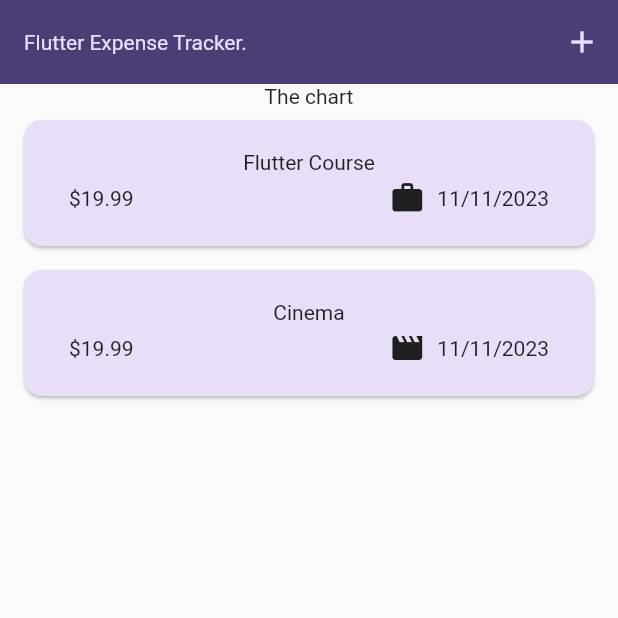
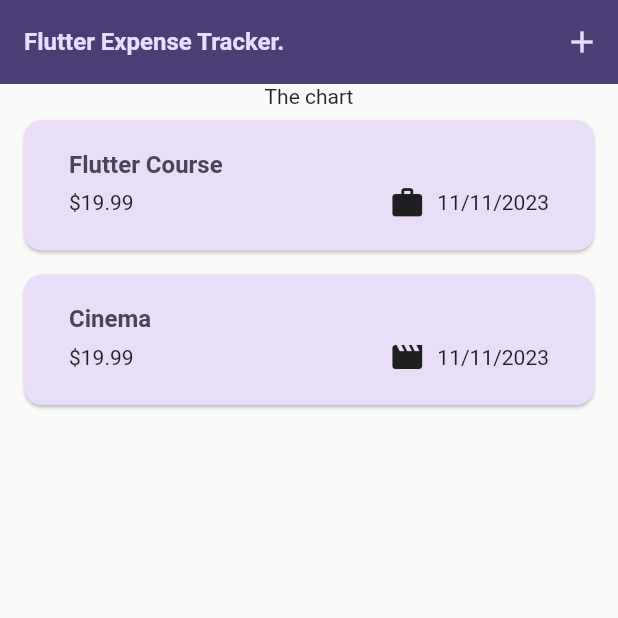
Before and after one commit to pranavshirali/Expense_Tracker-App, a Flutter app: the screen it shows after launch, on a phone screen of 412 x 824 dp, the top half of it. Run offline on Flutter 3.47's test engine with Material 2 defaults, Android fonts, the phone set to English and light mode, and no system bars.

```diff
--- a/lib/main.dart
+++ b/lib/main.dart
@@ -29,9 +29,9 @@ void main() {
         ),
         textTheme: ThemeData().textTheme.copyWith(
               titleLarge: TextStyle(
-                fontWeight: FontWeight.normal,
+                fontWeight: FontWeight.bold,
                 color: kColorScheme.onSecondaryContainer,
-                fontSize: 14,
+                fontSize: 16,
               ),
             ),
       ),
--- a/lib/widgets/expenses_item.dart
+++ b/lib/widgets/expenses_item.dart
@@ -14,8 +14,12 @@ class ExpensesItem extends StatelessWidget {
           vertical: 20,
         ),
         child: Column(
+          crossAxisAlignment: CrossAxisAlignment.start,
           children: [
-            Text(expense.title),
+            Text(
+              expense.title,
+              style: Theme.of(context).textTheme.titleLarge,
+            ),
             const SizedBox(height: 4),
             Row(
               children: [
--- a/lib/widgets/expenses_list.dart
+++ b/lib/widgets/expenses_list.dart
@@ -3,23 +3,43 @@ import 'package:expense_tracker/widgets/expenses_item.dart';
 import 'package:flutter/material.dart';
 
 class ExpensesList extends StatelessWidget {
-  const ExpensesList({super.key,
-  required this.expenses,
-  required this.onRemoveExpense,
+  const ExpensesList({
+    super.key,
+    required this.expenses,
+    required this.onRemoveExpense,
   });
 
-
-final List<Expense> expenses;
-final void Function(Expense expense) onRemoveExpense;
+  final List<Expense> expenses;
+  final void Function(Expense expense) onRemoveExpense;
   @override
   Widget build(BuildContext context) {
     return ListView.builder(
       itemCount: expenses.length,
       itemBuilder: (ctx, index) => Dismissible(
+        direction: DismissDirection.endToStart,
         key: ValueKey(
           expenses[index],
         ),
-        onDismissed: (direction){
+        background: Container(
+          color: Theme.of(context).colorScheme.error,
+          margin: EdgeInsets.symmetric(
+            horizontal: Theme.of(context).cardTheme.margin!.horizontal,
+          ),
+        ),
+        secondaryBackground: Container(
+        color: Theme.of(context).colorScheme.error,
+        padding: const EdgeInsets.symmetric(horizontal: 20),
+        alignment: Alignment.centerRight,
+        child: const Text(
+          'Delete',
+          style: TextStyle(
+            color: Colors.white,
+            fontWeight: FontWeight.normal,
+            fontSize: 30,
+          ),
+        ),
+      ),
+        onDismissed: (direction) {
           onRemoveExpense(expenses[index]);
         },
         child: ExpensesItem(
```
